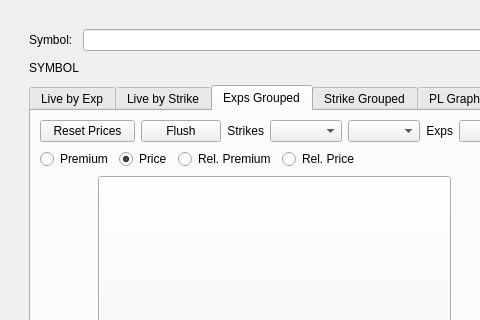
irrelevantmuch/IB_apps, file uiComps/qtGeneration/VisualizationWindow.ui: the form before one commit; both pictures show x 0 to 480 and y 0 to 320 of the 830 by 649 pixel window.
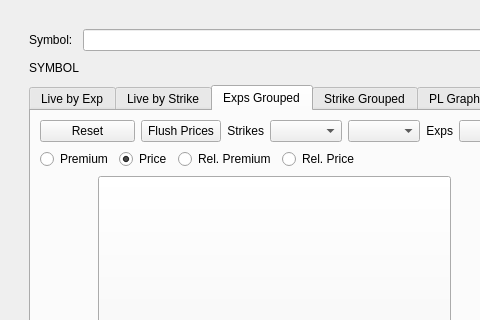
The form after the commit. The open tabs and pages were chosen to show the change.

Patch:
```diff
--- a/uiComps/qtGeneration/VisualizationWindow.ui
+++ b/uiComps/qtGeneration/VisualizationWindow.ui
@@ -351,14 +351,14 @@
                  </size>
                 </property>
                 <property name="text">
-                 <string>Reset Prices</string>
+                 <string>Reset</string>
                 </property>
                </widget>
               </item>
               <item>
                <widget class="QPushButton" name="flush_button">
                 <property name="text">
-                 <string>Flush</string>
+                 <string>Flush Prices</string>
                 </property>
                </widget>
               </item>
```
Left out of the diff: 6 changed lines with no effect on the pictures.
